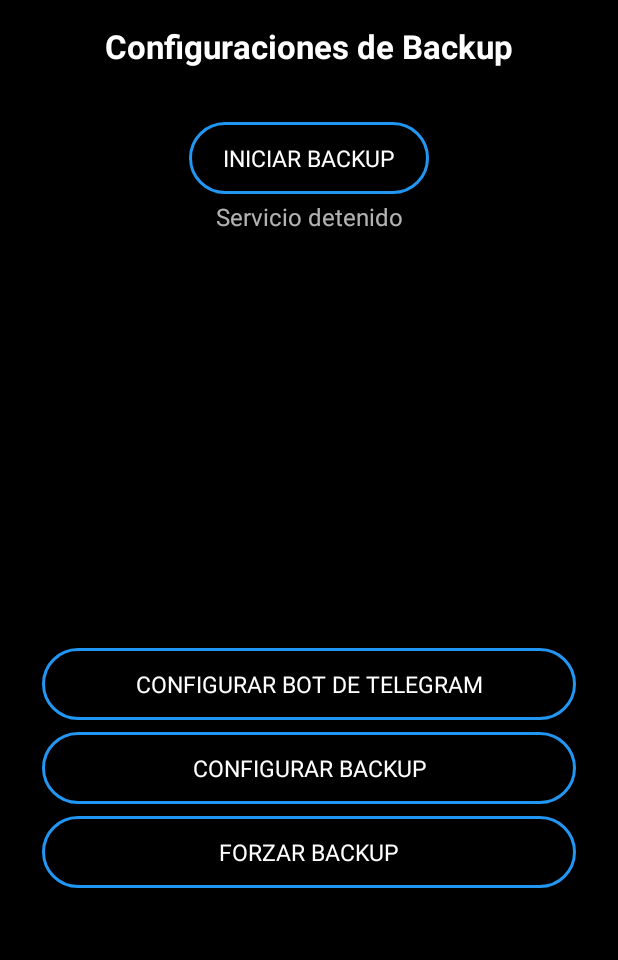
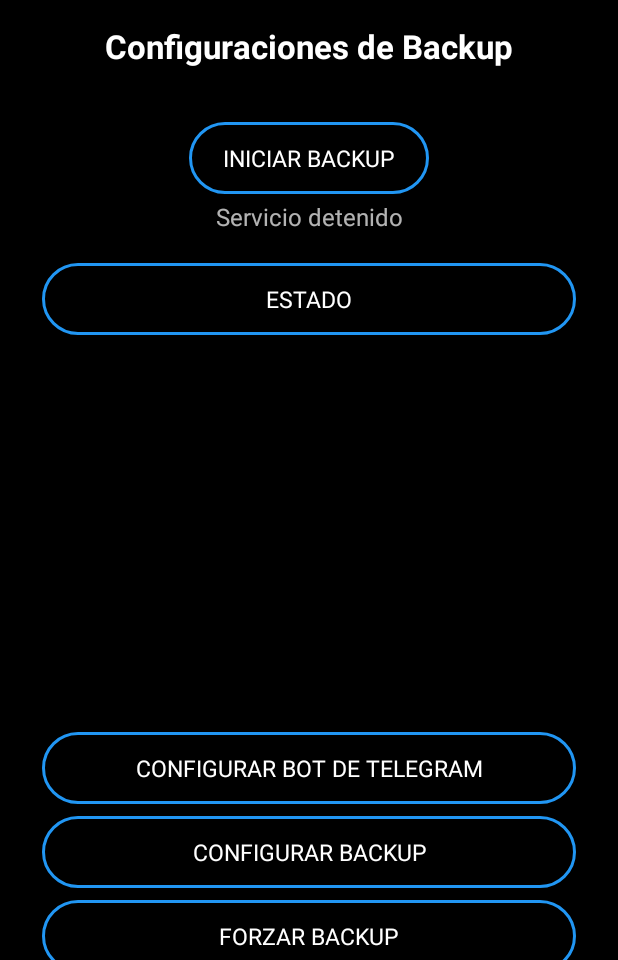
Before and after one commit to userserverbackup/radio2, an Android app: the screen it shows after launch (MainActivity), on a phone screen of 412 x 824 dp, the part 276-1236 px from its top. Run offline under Robolectric (Android 15) with nearby library versions, the phone set to English and light mode, and no system bars; our stand-ins replace Room's generated code; 1 statement that could not run was skipped.

Commit message:
radio: punto de restauracion 3 - estado detallado en ventana separada

```diff
--- a/app/src/main/AndroidManifest.xml
+++ b/app/src/main/AndroidManifest.xml
@@ -77,6 +77,7 @@
             android:exported="false" />
 
         <activity android:name=".HistorialActivity" />
+        <activity android:name=".EstadoActivity" />
     </application>
 
 </manifest>
--- a/app/src/main/java/com/service/assasinscreed02/MainActivity.kt
+++ b/app/src/main/java/com/service/assasinscreed02/MainActivity.kt
@@ -74,6 +74,7 @@ class MainActivity : AppCompatActivity() {
         val btnConfigBot = findViewById<Button>(R.id.btnConfigBot)
         val btnConfigBackup = findViewById<Button>(R.id.btnConfigBackup)
         val btnForzarBackup = findViewById<Button>(R.id.btnForzarBackup)
+        val btnVerEstado = findViewById<Button>(R.id.btnVerEstado)
 
         btnConfigBot.setOnClickListener {
             try {
@@ -109,6 +110,10 @@ class MainActivity : AppCompatActivity() {
                 Log.e(TAG, "Error forzando backup: ${e.message}")
                 Toast.makeText(this, "Error forzando backup: ${e.message}", Toast.LENGTH_LONG).show()
             }
+        }
+
+        btnVerEstado.setOnClickListener {
+            startActivity(Intent(this, EstadoActivity::class.java))
         }
     }
 
--- a/app/src/main/res/layout/activity_main.xml
+++ b/app/src/main/res/layout/activity_main.xml
@@ -47,6 +47,14 @@
             style="@style/TextStatus"
             android:layout_marginBottom="16dp" />
 
+        <Button
+            android:id="@+id/btnVerEstado"
+            android:layout_width="match_parent"
+            android:layout_height="wrap_content"
+            android:text="Estado"
+            style="@style/ButtonSecondary"
+            android:layout_marginBottom="16dp" />
+
         <TextView
             android:id="@+id/txtHistorialTitulo"
             android:layout_width="wrap_content"
```
Also changed, not shown: app/src/main/java/com/service/assasinscreed02/EstadoActivity.kt (added, +31 -0 lines), app/src/main/res/layout/activity_estado.xml (added, +17 -0 lines).
